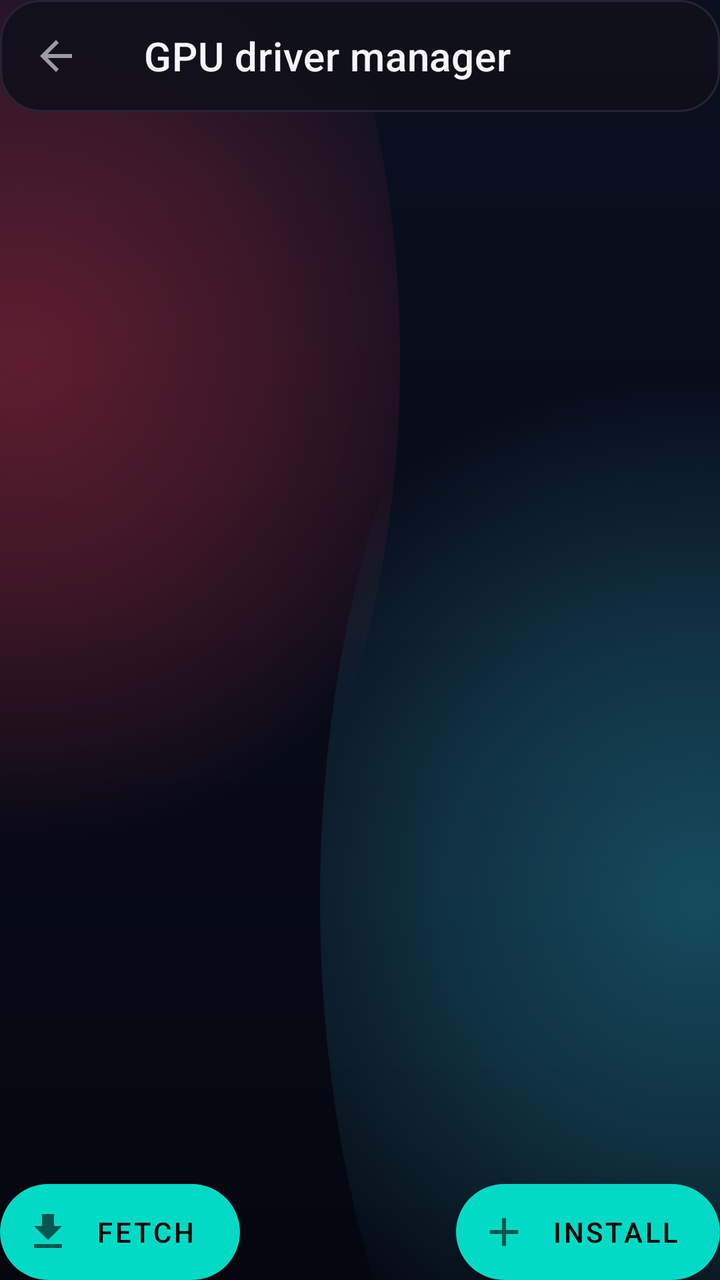
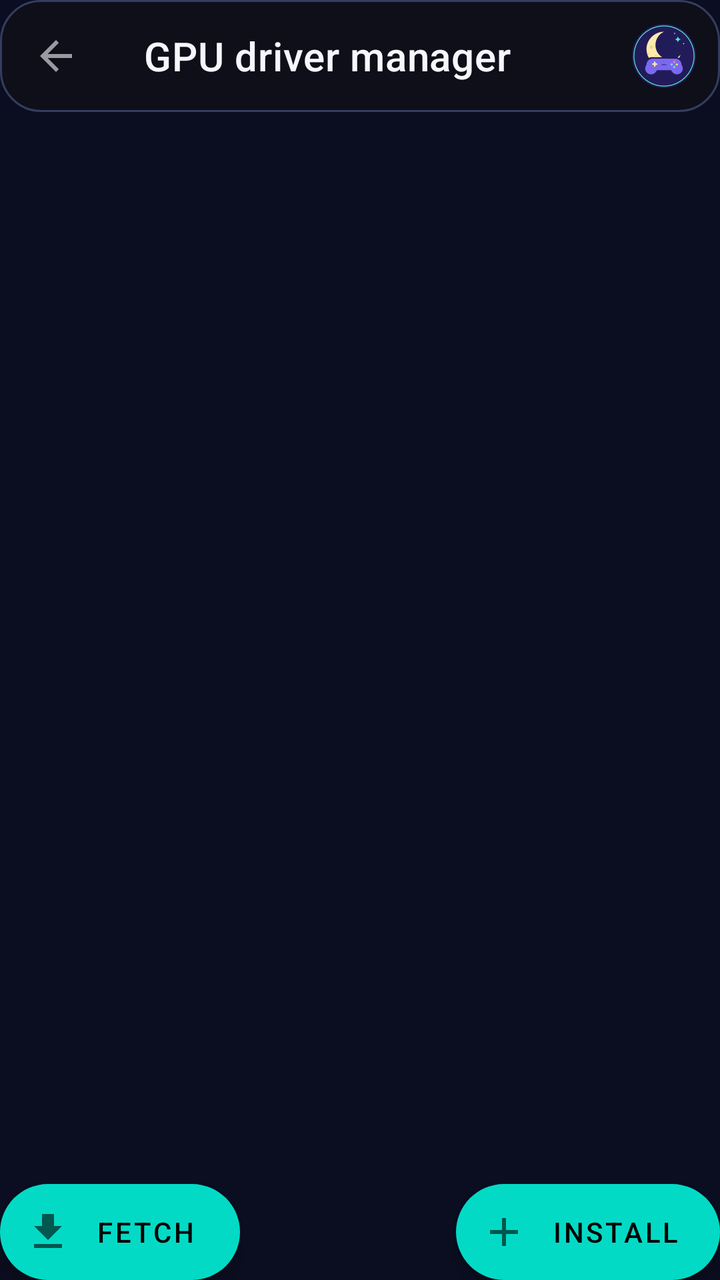

The first picture is an Android layout as it rendered before a commit; the second is the same layout after the commit. The layout source and the unified diff follow.
<!-- AndroidManifest.xml: fallback theme Theme.MaterialComponents.DayNight.NoActionBar -->
<!-- res/layout/fragment_driver_manager.xml -->
<?xml version="1.0" encoding="utf-8"?>
<androidx.constraintlayout.widget.ConstraintLayout xmlns:android="http://schemas.android.com/apk/res/android"
    xmlns:app="http://schemas.android.com/apk/res-auto"
    android:id="@+id/coordinator_licenses"
    android:layout_width="match_parent"
    android:layout_height="match_parent"
    android:background="@drawable/moonwitch_background">

    <androidx.coordinatorlayout.widget.CoordinatorLayout
        android:id="@+id/coordinatorLayout"
        android:layout_width="match_parent"
        android:layout_height="match_parent">

        <com.google.android.material.appbar.AppBarLayout
            android:id="@+id/appbar_drivers"
            style="@style/Widget.Eden.TransparentTopAppBarLayout"
            android:layout_width="match_parent"
            android:layout_height="wrap_content"
            android:fitsSystemWindows="true"
            android:touchscreenBlocksFocus="false">

            <com.google.android.material.appbar.MaterialToolbar
                android:id="@+id/toolbar_drivers"
                style="@style/Widget.Eden.TransparentTopToolbar"
                android:layout_width="match_parent"
                android:layout_height="?attr/actionBarSize"
                android:touchscreenBlocksFocus="false"
                app:navigationIcon="@drawable/ic_back"
                app:title="@string/gpu_driver_manager" />

        </com.google.android.material.appbar.AppBarLayout>

        <androidx.recyclerview.widget.RecyclerView
            android:id="@+id/list_drivers"
            android:layout_width="match_parent"
            android:layout_height="match_parent"
            android:clipToPadding="false"
            app:layout_behavior="@string/appbar_scrolling_view_behavior" />

    </androidx.coordinatorlayout.widget.CoordinatorLayout>

    <com.google.android.material.floatingactionbutton.ExtendedFloatingActionButton
        android:id="@+id/button_install"
        android:layout_width="wrap_content"
        android:layout_height="wrap_content"
        android:layout_gravity="bottom|end"
        android:text="@string/install"
        app:icon="@drawable/ic_add"
        app:layout_constraintBottom_toBottomOf="parent"
        app:layout_constraintEnd_toEndOf="parent" />

    <com.google.android.material.floatingactionbutton.ExtendedFloatingActionButton
        android:id="@+id/button_fetch"
        android:layout_width="wrap_content"
        android:layout_height="wrap_content"
        android:layout_gravity="bottom|start"
        android:text="@string/fetch"
        app:icon="@drawable/ic_import"
        app:layout_constraintBottom_toBottomOf="parent"
        app:layout_constraintStart_toStartOf="parent" />

</androidx.constraintlayout.widget.ConstraintLayout>
<!-- resources referenced by this layout -->
<resources>
  <!-- drawable ic_add (drawable) -->
  <vector xmlns:android="http://schemas.android.com/apk/res/android"
      android:width="24dp"
      android:height="24dp"
      android:viewportWidth="24"
      android:viewportHeight="24">
      <path
          android:fillColor="?attr/colorControlNormal"
          android:pathData="M19,13h-6v6h-2v-6H5v-2h6V5h2v6h6v2z" />
  </vector>
  <!-- drawable ic_back (drawable) -->
  <vector xmlns:android="http://schemas.android.com/apk/res/android"
      android:width="24dp"
      android:height="24dp"
      android:autoMirrored="true"
      android:viewportWidth="24"
      android:viewportHeight="24">
      <path
          android:fillColor="?attr/colorControlNormal"
          android:pathData="M20,11H7.83l5.59,-5.59L12,4l-8,8 8,8 1.41,-1.41L7.83,13H20v-2z" />
  </vector>
  <!-- drawable ic_import (drawable) -->
  <vector xmlns:android="http://schemas.android.com/apk/res/android"
      android:width="24dp"
      android:height="24dp"
      android:viewportWidth="24"
      android:viewportHeight="24">
      <path
          android:fillColor="?attr/colorControlNormal"
          android:pathData="M19,9h-4V3H9v6H5l7,7 7,-7zM5,18v2h14v-2H5z" />
  </vector>
  <!-- drawable moonwitch_background (drawable) -->
  <?xml version="1.0" encoding="utf-8"?>
  <layer-list xmlns:android="http://schemas.android.com/apk/res/android">
      <item>
          <shape android:shape="rectangle">
              <gradient
                  android:angle="270"
                  android:endColor="#05070F"
                  android:startColor="#0A1020" />
          </shape>
      </item>
      <item android:left="-180dp" android:right="160dp" android:top="-160dp" android:bottom="120dp">
          <shape android:shape="oval">
              <gradient
                  android:centerColor="#35FF3B55"
                  android:endColor="#00FF3B55"
                  android:gradientRadius="240dp"
                  android:startColor="#58FF3B55"
                  android:type="radial" />
          </shape>
      </item>
      <item android:left="160dp" android:right="-180dp" android:top="80dp" android:bottom="-180dp">
          <shape android:shape="oval">
              <gradient
                  android:centerColor="#3035D8FF"
                  android:endColor="#0035D8FF"
                  android:gradientRadius="260dp"
                  android:startColor="#5035D8FF"
                  android:type="radial" />
          </shape>
      </item>
  </layer-list>
  <string name="fetch">Fetch</string>
  <string name="gpu_driver_manager">GPU driver manager</string>
  <string name="install">Install</string>
  <style name="Widget.Eden.TransparentTopAppBarLayout" parent="">
          <item name="android:background">@android:color/transparent</item>
          <item name="android:elevation">0dp</item>
          <item name="android:stateListAnimator">@null</item>
          <item name="elevation">0dp</item>
          <item name="liftOnScroll">false</item>
          <item name="statusBarForeground">@android:color/transparent</item>
      </style>
  <style name="Widget.Eden.TransparentTopToolbar" parent="">
          <item name="android:background">@drawable/mw_reformulation_toolbar_surface</item>
          <item name="android:elevation">0dp</item>
          <item name="backgroundTint">@android:color/transparent</item>
          <item name="titleTextColor">@color/mw_ui_text</item>
          <item name="subtitleTextColor">@color/mw_ui_text_2</item>
          <item name="navigationIconTint">@color/mw_ui_text</item>
      </style>
  <!-- drawable mw_reformulation_toolbar_surface (drawable) -->
  <?xml version="1.0" encoding="utf-8"?>
  <shape xmlns:android="http://schemas.android.com/apk/res/android" android:shape="rectangle"><solid android:color="#E610101A"/><corners android:radius="20dp"/><stroke android:width="1dp" android:color="@color/mw_ui_border"/></shape>
  <color name="mw_ui_text">#F7F5FB</color>
  <color name="mw_ui_text_2">#A7A2AF</color>
  <color name="mw_ui_border">#282333</color>
</resources>

<!-- the commit's change to res/layout/fragment_driver_manager.xml (unified diff, before → after) -->
@@ -26,7 +26,7 @@
                 android:layout_height="?attr/actionBarSize"
                 android:touchscreenBlocksFocus="false"
                 app:navigationIcon="@drawable/ic_back"
-                app:title="@string/gpu_driver_manager" />
+                app:title="@string/gpu_driver_manager" ><ImageView android:layout_width="32dp" android:layout_height="32dp" android:layout_gravity="end" android:layout_marginEnd="12dp" android:src="@drawable/ic_moonwitch_mark" android:importantForAccessibility="no"/></com.google.android.material.appbar.MaterialToolbar>
 
         </com.google.android.material.appbar.AppBarLayout>
 
<!-- resource entries referenced after the edit -->
@@ -31,38 +31,9 @@
           android:fillColor="?attr/colorControlNormal"
           android:pathData="M19,9h-4V3H9v6H5l7,7 7,-7zM5,18v2h14v-2H5z" />
   </vector>
+  <!-- drawable ic_moonwitch_mark: vector/xml drawable (drawable, 2291 chars, omitted) -->
   <!-- drawable moonwitch_background (drawable) -->
-  <?xml version="1.0" encoding="utf-8"?>
-  <layer-list xmlns:android="http://schemas.android.com/apk/res/android">
-      <item>
-          <shape android:shape="rectangle">
-              <gradient
-                  android:angle="270"
-                  android:endColor="#05070F"
-                  android:startColor="#0A1020" />
-          </shape>
-      </item>
-      <item android:left="-180dp" android:right="160dp" android:top="-160dp" android:bottom="120dp">
-          <shape android:shape="oval">
-              <gradient
-                  android:centerColor="#35FF3B55"
-                  android:endColor="#00FF3B55"
-                  android:gradientRadius="240dp"
-                  android:startColor="#58FF3B55"
-                  android:type="radial" />
-          </shape>
-      </item>
-      <item android:left="160dp" android:right="-180dp" android:top="80dp" android:bottom="-180dp">
-          <shape android:shape="oval">
-              <gradient
-                  android:centerColor="#3035D8FF"
-                  android:endColor="#0035D8FF"
-                  android:gradientRadius="260dp"
-                  android:startColor="#5035D8FF"
-                  android:type="radial" />
-          </shape>
-      </item>
-  </layer-list>
+  <shape xmlns:android="http://schemas.android.com/apk/res/android"><solid android:color="@color/mw_reform_bg"/></shape>
   <string name="fetch">Fetch</string>
   <string name="gpu_driver_manager">GPU driver manager</string>
   <string name="install">Install</string>
@@ -82,11 +53,12 @@
           <item name="subtitleTextColor">@color/mw_ui_text_2</item>
           <item name="navigationIconTint">@color/mw_ui_text</item>
       </style>
+  <color name="mw_reform_bg">#0B0E20</color>
   <!-- drawable mw_reformulation_toolbar_surface (drawable) -->
   <?xml version="1.0" encoding="utf-8"?>
   <shape xmlns:android="http://schemas.android.com/apk/res/android" android:shape="rectangle"><solid android:color="#E610101A"/><corners android:radius="20dp"/><stroke android:width="1dp" android:color="@color/mw_ui_border"/></shape>
-  <color name="mw_ui_text">#F7F5FB</color>
-  <color name="mw_ui_text_2">#A7A2AF</color>
-  <color name="mw_ui_border">#282333</color>
+  <color name="mw_ui_text">#F7F6FC</color>
+  <color name="mw_ui_text_2">#B7BED5</color>
+  <color name="mw_ui_border">#353D60</color>
 </resources>
 
